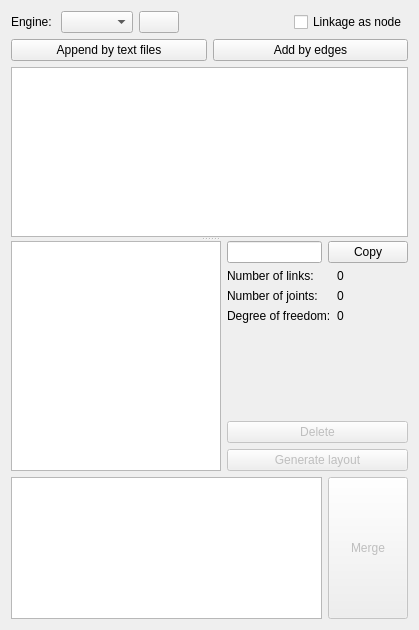
This is core/synthesis/NumberAndTypeSynthesis/Collections.ui in KmolYuan/Pyslvs-UI as Qt 5 draws it before an edit. The edited form follows.
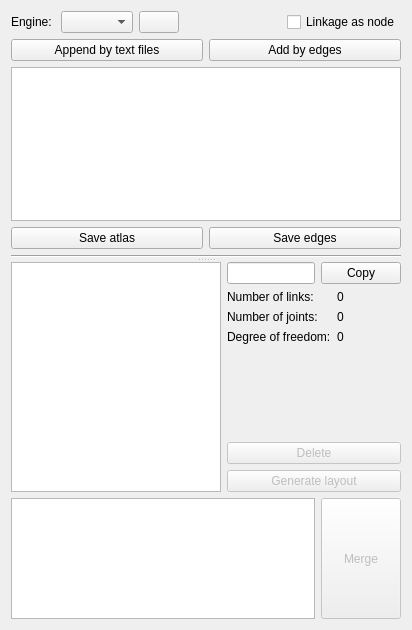
This is the edited form. Icons and pictures are not drawn.

Commit message: Collection output to images and text files function.

Patch:
```diff
--- a/core/synthesis/NumberAndTypeSynthesis/Collections.ui
+++ b/core/synthesis/NumberAndTypeSynthesis/Collections.ui
@@ -6,7 +6,7 @@
    <rect>
     <x>0</x>
     <y>0</y>
-    <width>419</width>
+    <width>412</width>
     <height>630</height>
    </rect>
   </property>
@@ -17,7 +17,7 @@
    <iconset resource="../../../icons.qrc">
     <normaloff>:/icons/collections.png</normaloff>:/icons/collections.png</iconset>
   </property>
-  <layout class="QVBoxLayout" name="verticalLayout_3">
+  <layout class="QVBoxLayout" name="verticalLayout_4">
    <item>
     <layout class="QHBoxLayout" name="horizontalLayout">
      <item>
@@ -102,6 +102,9 @@
      <property name="orientation">
       <enum>Qt::Vertical</enum>
      </property>
+     <widget class="QWidget" name="verticalLayoutWidget_2">
+      <layout class="QVBoxLayout" name="verticalLayout_3">
+       <item>
      <widget class="QListWidget" name="collection_list">
       <property name="contextMenuPolicy">
        <enum>Qt::CustomContextMenu</enum>
@@ -127,6 +130,48 @@
       <property name="uniformItemSizes">
        <bool>true</bool>
       </property>
+        </widget>
+       </item>
+       <item>
+        <layout class="QHBoxLayout" name="horizontalLayout_7">
+         <item>
+          <widget class="QPushButton" name="save_atlas">
+           <property name="statusTip">
+            <string>Save the atlas to image file.</string>
+           </property>
+           <property name="text">
+            <string>Save atlas</string>
+           </property>
+           <property name="icon">
+            <iconset resource="../../../icons.qrc">
+             <normaloff>:/icons/picture.png</normaloff>:/icons/picture.png</iconset>
+           </property>
+          </widget>
+         </item>
+         <item>
+          <widget class="QPushButton" name="save_edges">
+           <property name="statusTip">
+            <string>Save the edges of atlas to text file.</string>
+           </property>
+           <property name="text">
+            <string>Save edges</string>
+           </property>
+           <property name="icon">
+            <iconset resource="../../../icons.qrc">
+             <normaloff>:/icons/properties.png</normaloff>:/icons/properties.png</iconset>
+           </property>
+          </widget>
+         </item>
+        </layout>
+       </item>
+       <item>
+        <widget class="Line" name="line">
+         <property name="orientation">
+          <enum>Qt::Horizontal</enum>
+         </property>
+        </widget>
+       </item>
+      </layout>
      </widget>
      <widget class="QWidget" name="verticalLayoutWidget">
       <layout class="QVBoxLayout" name="verticalLayout">
```
Lines whose indentation alone changed are shown as unchanged. The commit also changes 6 other files.
